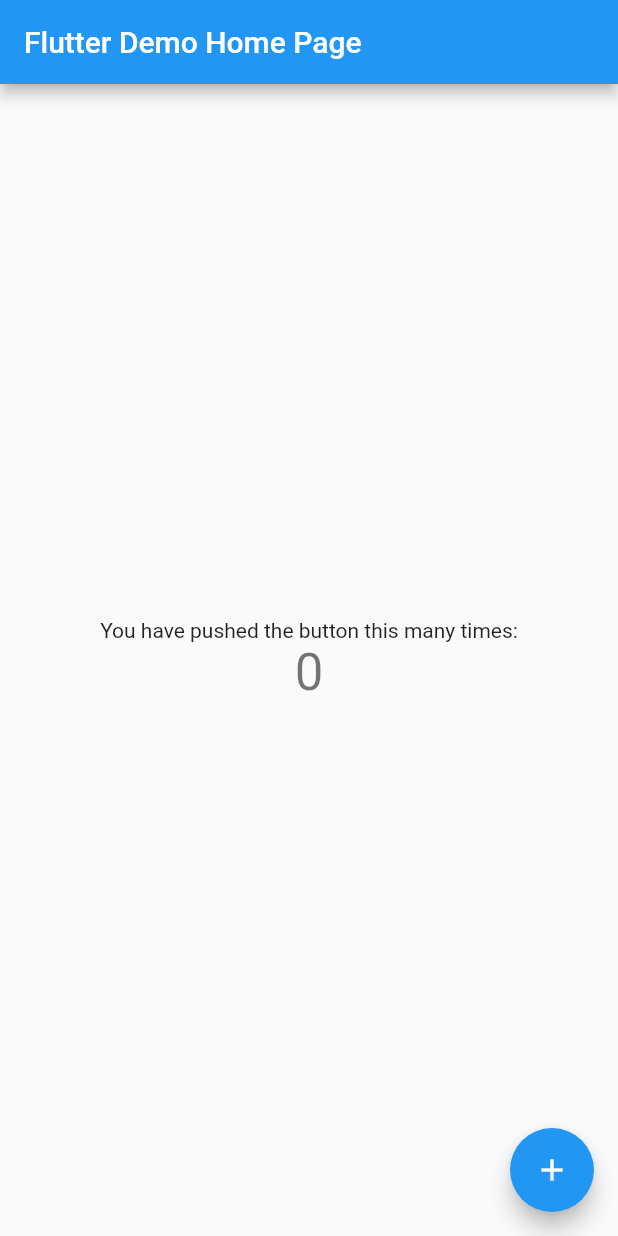
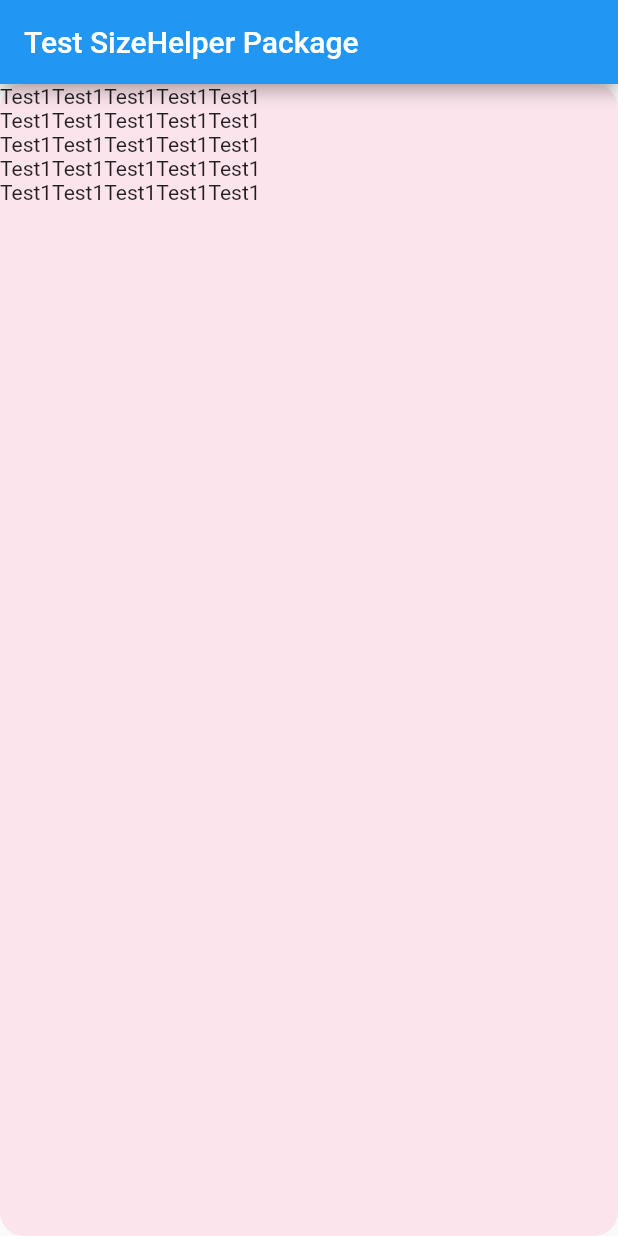
Before and after one commit to NNJio/FlutterLab_SizeHelper_Package, a Flutter app: the screen it shows after launch, on a phone screen of 412 x 824 dp. Run offline on Flutter 3.47's test engine with Material 2 defaults, Android fonts, the phone set to English and light mode, and no system bars.

Commit message:
[Edits] Clear inessential file and ready for code

```diff
--- a/lib/main.dart
+++ b/lib/main.dart
@@ -7,109 +7,85 @@
 class MyApp extends StatelessWidget {
   const MyApp({super.key});
 
-  // This widget is the root of your application.
   @override
   Widget build(BuildContext context) {
     return MaterialApp(
       title: 'Flutter Demo',
       theme: ThemeData(
-        // This is the theme of your application.
-        //
-        // Try running your application with "flutter run". You'll see the
-        // application has a blue toolbar. Then, without quitting the app, try
-        // changing the primarySwatch below to Colors.green and then invoke
-        // "hot reload" (press "r" in the console where you ran "flutter run",
-        // or simply save your changes to "hot reload" in a Flutter IDE).
-        // Notice that the counter didn't reset back to zero; the application
-        // is not restarted.
         primarySwatch: Colors.blue,
       ),
-      home: const MyHomePage(title: 'Flutter Demo Home Page'),
+      home: const MyHomePage(),
     );
   }
 }
 
-class MyHomePage extends StatefulWidget {
-  const MyHomePage({super.key, required this.title});
-
-  // This widget is the home page of your application. It is stateful, meaning
-  // that it has a State object (defined below) that contains fields that affect
-  // how it looks.
-
-  // This class is the configuration for the state. It holds the values (in this
-  // case the title) provided by the parent (in this case the App widget) and
-  // used by the build method of the State. Fields in a Widget subclass are
-  // always marked "final".
-
-  final String title;
-
-  @override
-  State<MyHomePage> createState() => _MyHomePageState();
-}
-
-class _MyHomePageState extends State<MyHomePage> {
-  int _counter = 0;
-
-  void _incrementCounter() {
-    setState(() {
-      // This call to setState tells the Flutter framework that something has
-      // changed in this State, which causes it to rerun the build method below
-      // so that the display can reflect the updated values. If we changed
-      // _counter without calling setState(), then the build method would not be
-      // called again, and so nothing would appear to happen.
-      _counter++;
-    });
-  }
+class MyHomePage extends StatelessWidget {
+  const MyHomePage({super.key});
 
   @override
   Widget build(BuildContext context) {
-    // This method is rerun every time setState is called, for instance as done
-    // by the _incrementCounter method above.
-    //
-    // The Flutter framework has been optimized to make rerunning build methods
-    // fast, so that you can just rebuild anything that needs updating rather
-    // than having to individually change instances of widgets.
     return Scaffold(
       appBar: AppBar(
-        // Here we take the value from the MyHomePage object that was created by
-        // the App.build method, and use it to set our appbar title.
-        title: Text(widget.title),
+        title: const Text('Test SizeHelper Package'),
       ),
-      body: Center(
-        // Center is a layout widget. It takes a single child and positions it
-        // in the middle of the parent.
-        child: Column(
-          // Column is also a layout widget. It takes a list of children and
-          // arranges them vertically. By default, it sizes itself to fit its
-          // children horizontally, and tries to be as tall as its parent.
-          //
-          // Invoke "debug painting" (press "p" in the console, choose the
-          // "Toggle Debug Paint" action from the Flutter Inspector in Android
-          // Studio, or the "Toggle Debug Paint" command in Visual Studio Code)
-          // to see the wireframe for each widget.
-          //
-          // Column has various properties to control how it sizes itself and
-          // how it positions its children. Here we use mainAxisAlignment to
-          // center the children vertically; the main axis here is the vertical
-          // axis because Columns are vertical (the cross axis would be
-          // horizontal).
-          mainAxisAlignment: MainAxisAlignment.center,
-          children: <Widget>[
-            const Text(
-              'You have pushed the button this many times:',
+      body: Container(
+        width: MediaQuery.of(context).size.width,
+        height: MediaQuery.of(context).size.height,
+        decoration: BoxDecoration(
+            borderRadius: BorderRadius.circular(16),
+            color: Colors.pink.shade50),
+        child: Row(
+          mainAxisAlignment: MainAxisAlignment.start,
+          crossAxisAlignment: CrossAxisAlignment.start,
+          children: [
+            Column(
+              children: const[
+                Text("Test1"),
+                Text("Test1"),
+                Text("Test1"),
+                Text("Test1"),
+                Text("Test1"),
+              ],
             ),
-            Text(
-              '$_counter',
-              style: Theme.of(context).textTheme.headline4,
+            Column(
+              children: const[
+                Text("Test1"),
+                Text("Test1"),
+                Text("Test1"),
+                Text("Test1"),
+                Text("Test1"),
+              ],
+            ),
+            Column(
+              children: const[
+                Text("Test1"),
+                Text("Test1"),
+                Text("Test1"),
+                Text("Test1"),
+                Text("Test1"),
+              ],
+            ),
+            Column(
+              children: const[
+                Text("Test1"),
+                Text("Test1"),
+                Text("Test1"),
+                Text("Test1"),
+                Text("Test1"),
+              ],
+            ),
+            Column(
+              children: const[
+                Text("Test1"),
+                Text("Test1"),
+                Text("Test1"),
+                Text("Test1"),
+                Text("Test1"),
+              ],
             ),
           ],
         ),
       ),
-      floatingActionButton: FloatingActionButton(
-        onPressed: _incrementCounter,
-        tooltip: 'Increment',
-        child: const Icon(Icons.add),
-      ), // This trailing comma makes auto-formatting nicer for build methods.
     );
   }
 }
```
Also changed, not shown: 111 other files.
